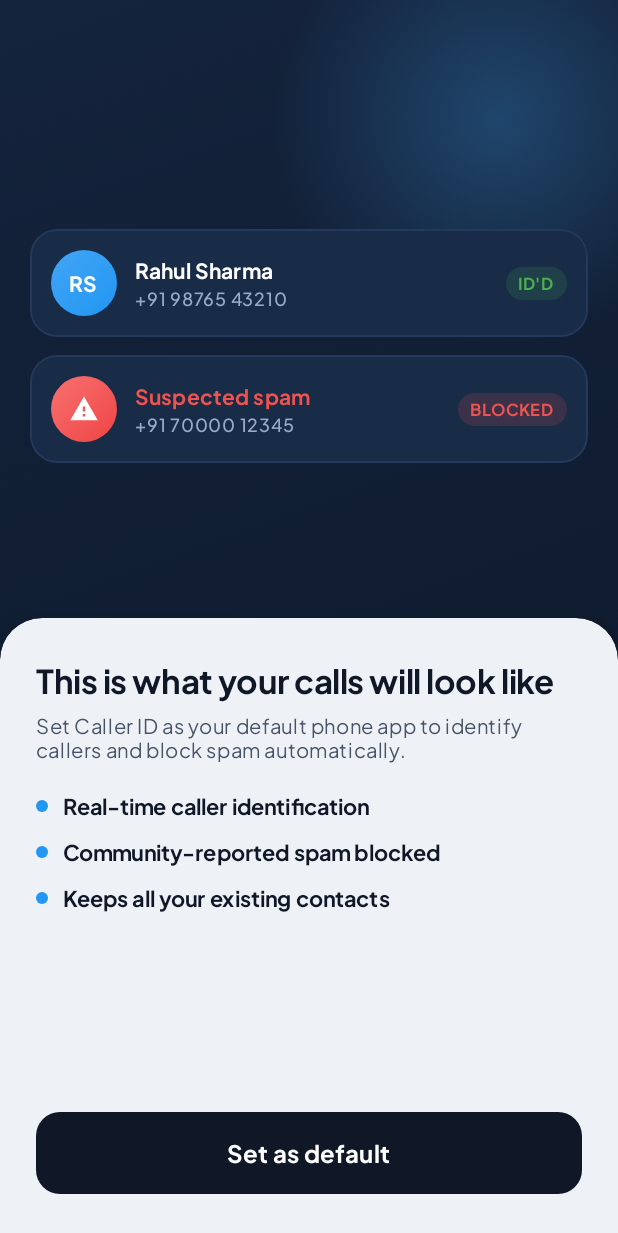
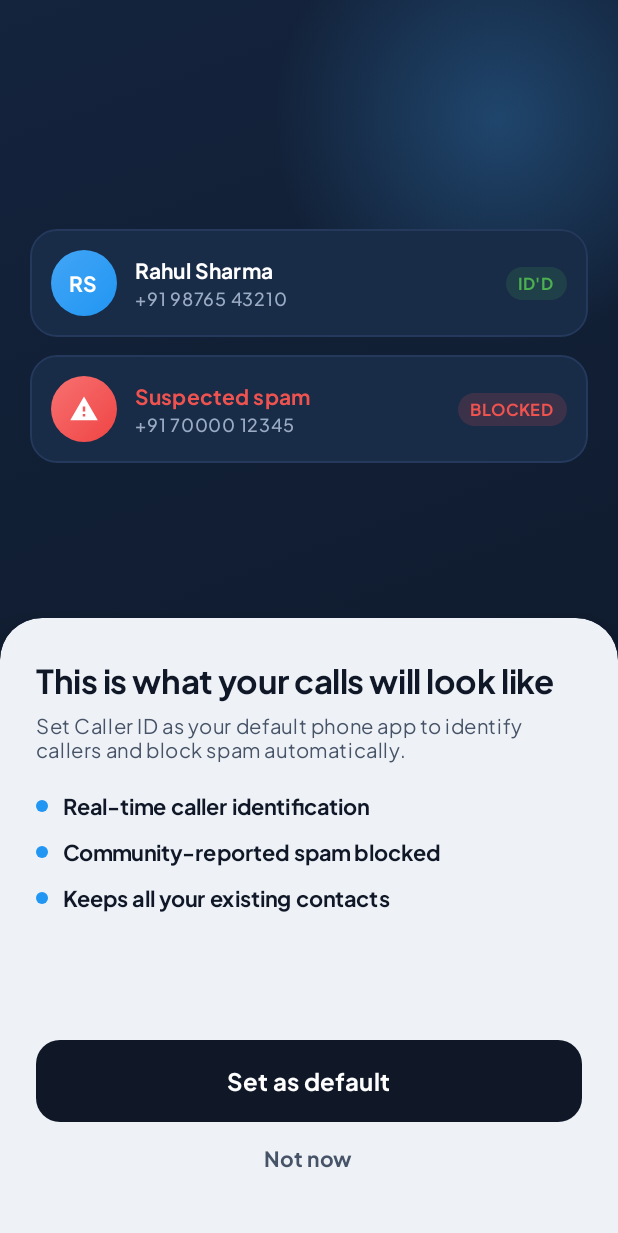
Before and after one commit to jeel44/Callora, an Android app built with Jetpack Compose: the SetDefaultScreen screen opened through its navigation route, on a phone screen of 412 x 824 dp. Shown: the top 1233 px of the screen. Run offline under Robolectric (Android 15) with nearby library versions, the phone set to English and light mode, and no system bars; our stand-ins replace AdMob; pictures from the network do not load; 1 statement that could not run was skipped.

Commit message:
Fix issues #10, #12, #13 from build-2 QA report
Issue #10: Hold was a toast-only stub ("Hold isn't supported yet")
despite Telecom genuinely supporting it for this call. CallRepository
now calls the real Call.hold()/unhold(), tracks Call.STATE_HOLDING as
a new ActiveCallInfo.isOnHold flag (mapped to the same CallUiState.ACTIVE
screen, since a held call is still the same UI), and the More sheet's
Hold row toggles between Hold/Resume label and icon. If the carrier or
call doesn't actually support CAPABILITY_HOLD, Telecom simply never
transitions state and the row quietly stays on "Hold" - no separate
unsupported messaging needed, matching how a real phone app's hold
button would behave in that case.

Issue #12: No responsive handling existed for landscape at all (menus
and dialogs misplaced/cut off, call screen overlapping the status bar).
Per the report's own sanctioned fallback, MainActivity and
CallEndedActivity are now locked to portrait via
android:screenOrientation, removing the broken landscape layouts
entirely rather than attempting a full responsive redesign.

Issue #13: The "Set as default" onboarding screen had no way past it
other than the system role-request dialog - no skip button, and
pressing system Back closed the app outright (this screen sits at the
bottom of the back stack with nothing below it). Added a BackHandler
that calls onContinue() just like declining the RoleManager sheet
already does, and an explicit "Not now" text button under the main CTA
so skipping doesn't require fighting the system dialog at all.

Co-Authored-By: Claude Sonnet 5 <noreply@anthropic.com>
Claude-Session: https://claude.ai/code/session_01NfPsbyUtSMiapDaqmjERo4

```diff
--- a/app/src/main/AndroidManifest.xml
+++ b/app/src/main/AndroidManifest.xml
@@ -43,7 +43,8 @@
             android:label="@string/app_name"
             android:launchMode="singleTask"
             android:theme="@style/Theme.Callora.Starting"
-            android:windowSoftInputMode="adjustResize">
+            android:windowSoftInputMode="adjustResize"
+            android:screenOrientation="portrait">
             <intent-filter>
                 <action android:name="android.intent.action.MAIN" />
 
@@ -85,7 +86,8 @@
             android:exported="false"
             android:excludeFromRecents="true"
             android:launchMode="singleTask"
-            android:theme="@style/Theme.Callora.CallEnded" />
+            android:theme="@style/Theme.Callora.CallEnded"
+            android:screenOrientation="portrait" />
 
         <service
             android:name=".telecom.CalloraCallScreeningService"
--- a/app/src/main/java/callerid/callblocker/spamcall/callerinfo/phonecall/ui/screens/activecall/ActiveCallViewModel.kt
+++ b/app/src/main/java/callerid/callblocker/spamcall/callerinfo/phonecall/ui/screens/activecall/ActiveCallViewModel.kt
@@ -56,6 +56,11 @@ class ActiveCallViewModel(application: Application) : AndroidViewModel(applicati
         CallRepository.setMuted(muted)
     }
 
+    /** Real Call.hold()/unhold() — see CallRepository's own doc. */
+    fun toggleHold(currentlyOnHold: Boolean) {
+        if (currentlyOnHold) CallRepository.unhold() else CallRepository.hold()
+    }
+
     /** Real InCallService.setAudioRoute — same underlying call as Outgoing Dialing's Speaker button. */
     fun setSpeakerEnabled(enabled: Boolean) {
         CallRepository.setSpeakerEnabled(enabled)
--- a/app/src/main/java/callerid/callblocker/spamcall/callerinfo/phonecall/ui/screens/setdefault/SetDefaultScreen.kt
+++ b/app/src/main/java/callerid/callblocker/spamcall/callerinfo/phonecall/ui/screens/setdefault/SetDefaultScreen.kt
@@ -4,6 +4,7 @@ import android.app.role.RoleManager
 import android.content.Context
 import android.content.Intent
 import android.os.Build
+import androidx.activity.compose.BackHandler
 import androidx.activity.compose.rememberLauncherForActivityResult
 import androidx.activity.result.ActivityResultLauncher
 import androidx.activity.result.contract.ActivityResultContracts
@@ -34,6 +35,7 @@ import androidx.compose.material3.ButtonDefaults
 import androidx.compose.material3.Icon
 import androidx.compose.material3.MaterialTheme
 import androidx.compose.material3.Text
+import androidx.compose.material3.TextButton
 import androidx.compose.runtime.Composable
 import androidx.compose.runtime.LaunchedEffect
 import androidx.compose.runtime.remember
@@ -109,6 +111,12 @@ fun SetDefaultScreen(onContinue: () -> Unit, modifier: Modifier = Modifier) {
 
     if (roleAlreadyHeld) return
 
+    // This screen has no back-stack entry below it on a cold start (it's the onboarding start
+    // destination until the role is held), so without this the system Back gesture/button would
+    // finish the Activity and exit the app entirely instead of just skipping the pitch — same
+    // "always move forward" rule the role-request launcher callback above already follows.
+    BackHandler { onContinue() }
+
     Box(
         modifier = modifier
             .fillMaxSize()
@@ -123,6 +131,7 @@ fun SetDefaultScreen(onContinue: () -> Unit, modifier: Modifier = Modifier) {
 
         SetDefaultContentCard(
             onSetDefaultClick = { requestDialerRole(context, roleRequestLauncher, onUnavailable = onContinue) },
+            onSkipClick = onContinue,
             modifier = Modifier
                 .fillMaxWidth()
                 .fillMaxHeight(ContentCardHeightFraction)
@@ -291,7 +300,11 @@ private fun MockBadge(text: String, tintColor: Color) {
 /** Light content card overlapping the dark hero, holding the pitch copy, feature list, and
  * the CTA that actually requests the DIALER role. */
 @Composable
-private fun SetDefaultContentCard(onSetDefaultClick: () -> Unit, modifier: Modifier = Modifier) {
+private fun SetDefaultContentCard(
+    onSetDefaultClick: () -> Unit,
+    onSkipClick: () -> Unit,
+    modifier: Modifier = Modifier,
+) {
     Column(
         modifier = modifier
             .shadow(elevation = 16.dp, shape = ContentCardTopCorner)
@@ -327,8 +340,7 @@ private fun SetDefaultContentCard(onSetDefaultClick: () -> Unit, modifier: Modif
         Button(
             onClick = onSetDefaultClick,
             modifier = Modifier
-                .fillMaxWidth()
-                .navigationBarsPadding(),
+                .fillMaxWidth(),
             shape = RoundedCornerShape(16.dp),
             colors = ButtonDefaults.buttonColors(
                 containerColor = SetDefaultInk,
@@ -340,6 +352,23 @@ private fun SetDefaultContentCard(onSetDefaultClick: () -> Unit, modifier: Modif
                 text = stringResource(R.string.blocked_list_set_as_default),
                 style = MaterialTheme.typography.titleMedium,
                 fontWeight = FontWeight.Bold,
+            )
+        }
+
+        // The report's whole complaint was that this screen was a dead end with no way past it
+        // short of the system dialog — this is the explicit skip path, same "move forward
+        // regardless" outcome as declining the RoleManager sheet itself.
+        TextButton(
+            onClick = onSkipClick,
+            modifier = Modifier
+                .fillMaxWidth()
+                .navigationBarsPadding(),
+        ) {
+            Text(
+                text = stringResource(R.string.permission_not_now),
+                style = MaterialTheme.typography.titleSmall,
+                fontWeight = FontWeight.Bold,
+                color = SetDefaultMutedGray,
             )
         }
     }
--- a/app/src/main/res/values/strings.xml
+++ b/app/src/main/res/values/strings.xml
@@ -349,6 +349,7 @@
     <string name="incoming_quick_reply_write_own">Write your own…</string>
     <string name="active_call_video_call_label">Video call</string>
     <string name="active_call_hold_label">Hold</string>
+    <string name="active_call_resume_label">Resume</string>
     <string name="call_more_sheet_title">More</string>
     <string name="call_more_sheet_close_content_description">Close</string>
     <string name="call_feature_unsupported_toast">%1$s isn\'t supported yet</string>
```
Also changed, not shown: app/src/main/java/callerid/callblocker/spamcall/callerinfo/phonecall/telecom/CallRepository.kt (+20 -1 lines), app/src/main/java/callerid/callblocker/spamcall/callerinfo/phonecall/ui/screens/activecall/ActiveCallScreen.kt (+10 -7 lines), app/src/main/java/callerid/callblocker/spamcall/callerinfo/phonecall/ui/screens/activecall/CallMoreSheet.kt (+6 -2 lines).
